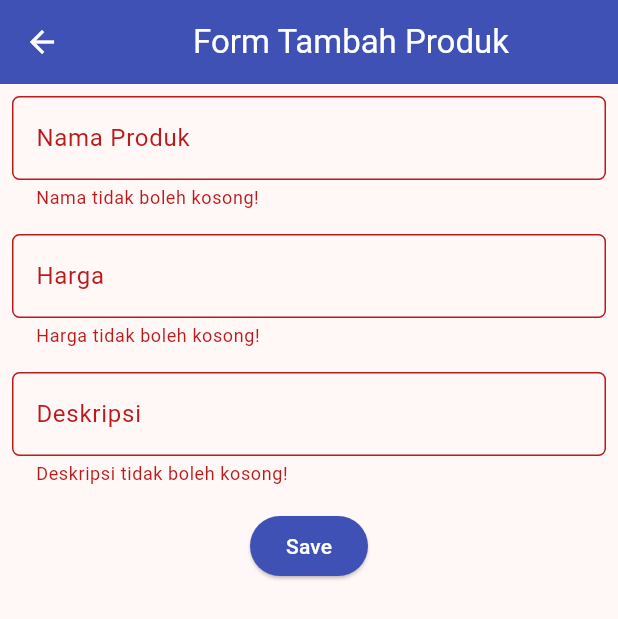
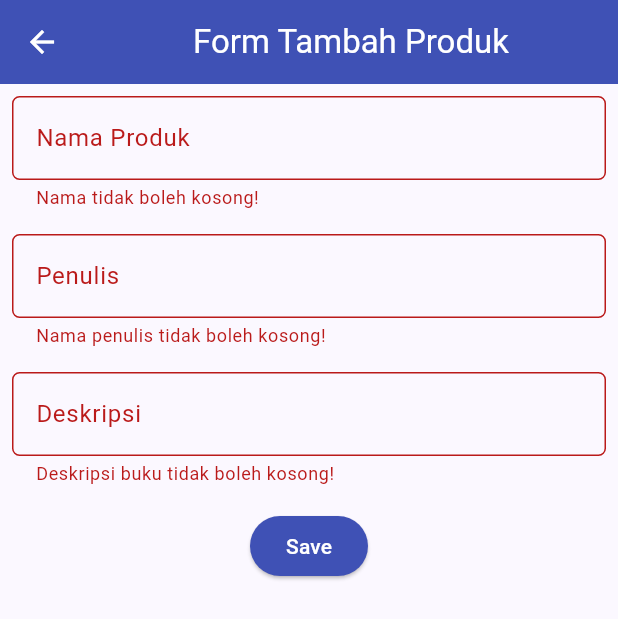
Before and after one commit to syrfmy/flutter, a Flutter app: the ShopFormPage screen opened directly, after a tap on "Save", on a phone screen of 412 x 824 dp. Shown: the top 619 px of the screen. Run offline on Flutter 3.47's test engine with Material 2 defaults, Android fonts, the phone set to English and light mode, and no system bars; missing offline and left inert: pbp_django_auth.

Commit message:
tutorial 8

```diff
--- a/lib/shoplist_form.dart
+++ b/lib/screens/shoplist_form.dart
@@ -13,7 +13,7 @@ class _ShopFormPageState extends State<ShopFormPage> {
 
   final _formKey = GlobalKey<FormState>();
   String _name = "";
-  int _price = 0;
+  String _author = "";
   String _description = "";
 
   @override
@@ -62,24 +62,22 @@ class _ShopFormPageState extends State<ShopFormPage> {
                 padding: const EdgeInsets.all(8.0),
                 child: TextFormField(
                   decoration: InputDecoration(
-                    hintText: "Harga",
-                    labelText: "Harga",
+                    hintText: "Penulis",
+                    labelText: "Penulis",
                     border: OutlineInputBorder(
                       borderRadius: BorderRadius.circular(5.0),
                     ),
                   ),
                   onChanged: (String? value) {
                     setState(() {
-                      _price = int.parse(value!);
+                      _author= value!;
                       });
                   },
                   validator: (String? value) {
                     if (value == null || value.isEmpty) {
-                      return "Harga tidak boleh kosong!";
+                      return "Nama penulis tidak boleh kosong!";
                     }
-                    if (int.tryParse(value) == null) {
-                      return "Harga harus berupa angka!";
-                    }
+
                     return null;
                   },
                 ),
@@ -101,7 +99,7 @@ class _ShopFormPageState extends State<ShopFormPage> {
                   },
                   validator: (String? value) {
                     if (value == null || value.isEmpty) {
-                      return "Deskripsi tidak boleh kosong!";
+                      return "Deskripsi buku tidak boleh kosong!";
                     }
                     return null;
                   },
@@ -129,7 +127,7 @@ class _ShopFormPageState extends State<ShopFormPage> {
                                   CrossAxisAlignment.start,
                                   children: [
                                     Text('Nama: $_name'),
-                                    Text('Harga: $_price'),
+                                    Text('Penulis: $_author'),
                                     Text('Deskripsi: $_description')
                                   ],
                                 ),
--- a/lib/widgets/left_drawer.dart
+++ b/lib/widgets/left_drawer.dart
@@ -1,6 +1,6 @@
 import 'package:flutter/material.dart';
-import 'package:shopping_list/menu.dart';
-import 'package:shopping_list/shoplist_form.dart';
+import 'package:shopping_list/screens/menu.dart';
+import 'package:shopping_list/screens/shoplist_form.dart';
 
 class LeftDrawer extends StatelessWidget {
   const LeftDrawer({super.key});
--- a/pubspec.yaml
+++ b/pubspec.yaml
@@ -35,6 +35,9 @@ dependencies:
   # The following adds the Cupertino Icons font to your application.
   # Use with the CupertinoIcons class for iOS style icons.
   cupertino_icons: ^1.0.2
+  http: 0.13.5
+  provider: ^6.1.1
+  pbp_django_auth: ^0.3.1
 
 dev_dependencies:
   flutter_test:
```
Also changed, not shown: lib/main.dart (+17 -25 lines), lib/screens/login.dart (added, +114 -0 lines), lib/screens/menu.dart (renamed from lib/menu.dart, +3 -7 lines), lib/widgets/shop_card.dart (added, +8 -0 lines), pubspec.lock, 1 other file.
